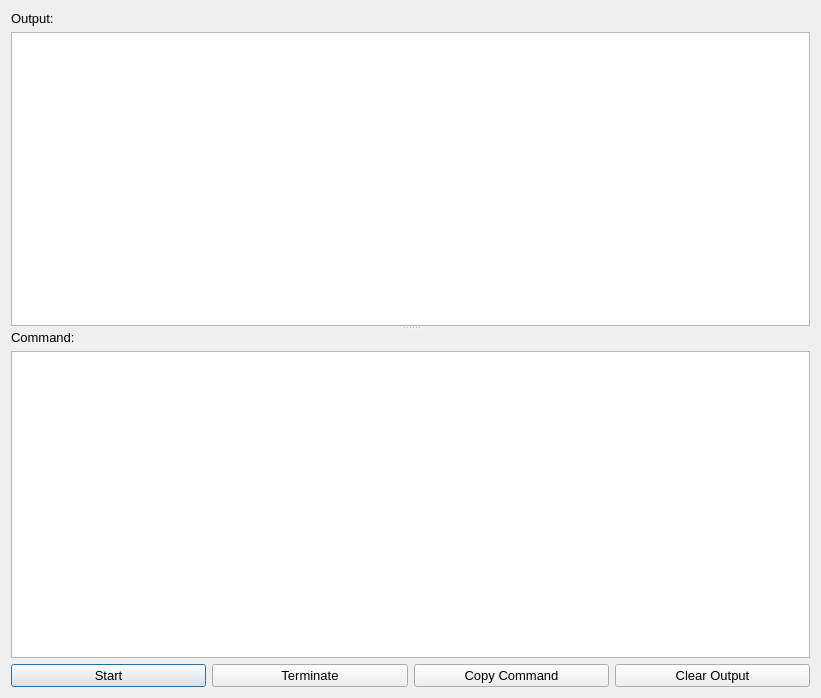
Before: the Qt Designer form ui/design/start_cmd.ui in zimolab/PyInstallerGUI, drawn with Qt 5.
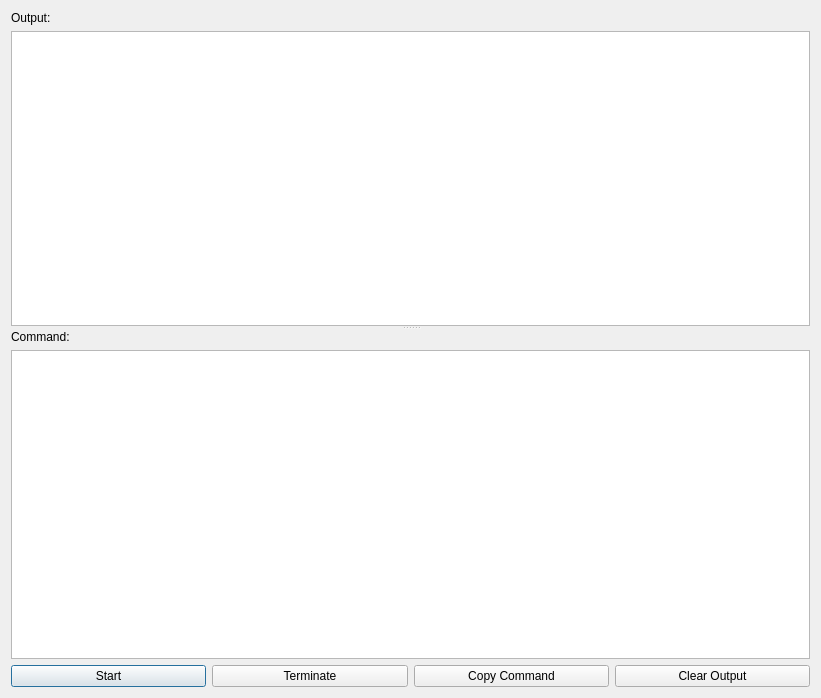
After: the same form once the commit is applied.

Diff of the .ui file:
```diff
--- a/ui/design/start_cmd.ui
+++ b/ui/design/start_cmd.ui
@@ -13,12 +13,6 @@
     <height>698</height>
    </rect>
   </property>
-  <property name="font">
-   <font>
-    <family>Arial</family>
-    <pointsize>10</pointsize>
-   </font>
-  </property>
   <property name="windowTitle">
    <string>Start Command</string>
   </property>
@@ -49,8 +43,8 @@
           <string>&lt;!DOCTYPE HTML PUBLIC &quot;-//W3C//DTD HTML 4.0//EN&quot; &quot;http://www.w3.org/TR/REC-html40/strict.dtd&quot;&gt;
 &lt;html&gt;&lt;head&gt;&lt;meta name=&quot;qrichtext&quot; content=&quot;1&quot; /&gt;&lt;style type=&quot;text/css&quot;&gt;
 p, li { white-space: pre-wrap; }
-&lt;/style&gt;&lt;/head&gt;&lt;body style=&quot; font-family:'Arial'; font-size:10pt; font-weight:400; font-style:normal;&quot;&gt;
-&lt;p style=&quot;-qt-paragraph-type:empty; margin-top:0px; margin-bottom:0px; margin-left:0px; margin-right:0px; -qt-block-indent:0; text-indent:0px; font-family:'SimSun'; font-size:7.2pt;&quot;&gt;&lt;br /&gt;&lt;/p&gt;&lt;/body&gt;&lt;/html&gt;</string>
+&lt;/style&gt;&lt;/head&gt;&lt;body style=&quot; font-family:'SimSun'; font-size:9pt; font-weight:400; font-style:normal;&quot;&gt;
+&lt;p style=&quot;-qt-paragraph-type:empty; margin-top:0px; margin-bottom:0px; margin-left:0px; margin-right:0px; -qt-block-indent:0; text-indent:0px; font-size:7.2pt;&quot;&gt;&lt;br /&gt;&lt;/p&gt;&lt;/body&gt;&lt;/html&gt;</string>
          </property>
         </widget>
        </item>
```
